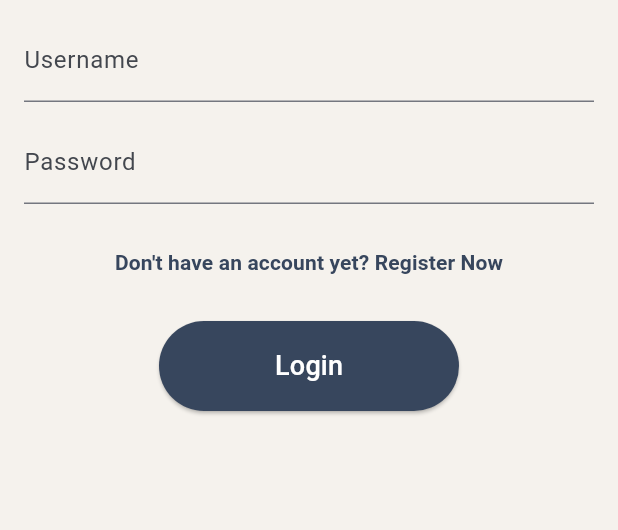
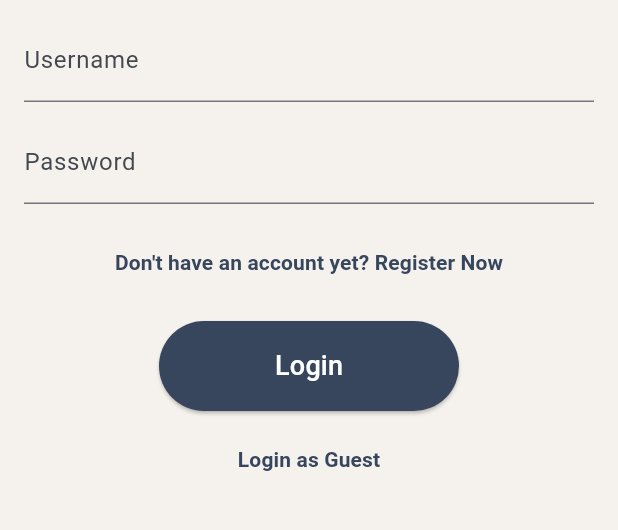
Before and after one commit to PBP-D-11-2023/wisdom_repository_mobile, a Flutter app: the LoginPage screen opened directly, on a phone screen of 412 x 824 dp, the part 333-863 px from its top. Run offline on Flutter 3.47's test engine with Material 3 defaults, Android fonts, the light colour scheme and no system bars; our stand-ins replace google_fonts, google_nav_bar; missing offline and left inert: pbp_django_auth; network calls fail.

Commit message:
fix: change login logout logic

```diff
--- a/lib/adminBuku/screens/logout.dart
+++ b/lib/adminBuku/screens/logout.dart
@@ -4,6 +4,7 @@ import 'package:flutter/material.dart';
 import 'package:provider/provider.dart';
 import 'package:pbp_django_auth/pbp_django_auth.dart';
 import 'package:wisdom_repository_mobile/auth_bookmark/screens/login.dart';
+import 'package:wisdom_repository_mobile/auth_bookmark/screens/register.dart';
 
 class LogoutPage extends StatelessWidget {
   const LogoutPage({super.key});
@@ -33,6 +34,7 @@ class LogoutPage extends StatelessWidget {
                       ScaffoldMessenger.of(context).showSnackBar(SnackBar(
                         content: Text("$message Sampai jumpa, $uname."),
                       ));
+                      member = "";
                       Navigator.pushReplacement(
                         context,
                         MaterialPageRoute(
--- a/lib/auth_bookmark/screens/login.dart
+++ b/lib/auth_bookmark/screens/login.dart
@@ -158,6 +158,23 @@ class _LoginPageState extends State<LoginPage> {
                   ),
                 ),
               ),
+              const SizedBox(height: 8.0),
+              TextButton(
+                onPressed: () async {
+                  Navigator.pushReplacement(
+                    context,
+                    MaterialPageRoute(
+                        builder: (context) => const BukuPage()),
+                  );
+                },
+                child: const Text(
+                  "Login as Guest",
+                  style: TextStyle(
+                    color: Color(0xFF37465D),
+                    fontWeight: FontWeight.bold,
+                  ),
+                ),
+              ),
             ],
           ),
         ),
--- a/lib/daftarBuku/screens/list_buku.dart
+++ b/lib/daftarBuku/screens/list_buku.dart
@@ -4,9 +4,9 @@ import 'package:flutter/material.dart';
 import 'package:provider/provider.dart';
 import 'package:http/http.dart' as http;
 import 'package:pbp_django_auth/pbp_django_auth.dart';
-import 'package:wisdom_repository_mobile/auth_bookmark/screens/register.dart';
 import 'package:wisdom_repository_mobile/daftarBuku/models/buku.dart';
 import 'package:wisdom_repository_mobile/daftarBuku/models/rating.dart';
+import 'package:wisdom_repository_mobile/auth_bookmark/screens/register.dart';
 import 'package:wisdom_repository_mobile/daftarBuku/screens/detail_buku.dart';
 import 'package:wisdom_repository_mobile/daftarBuku/screens/request_form.dart';
 import 'package:wisdom_repository_mobile/daftarBuku/widgets/bottom_navbar.dart';
@@ -429,7 +429,7 @@ class _BukuPageState extends State<BukuPage> {
           ),
         ),
       ),
-      floatingActionButton: FloatingActionButton.extended(
+      floatingActionButton: member != "" ? FloatingActionButton.extended(
         onPressed: () {
           Navigator.push(
             context,
@@ -442,7 +442,7 @@ class _BukuPageState extends State<BukuPage> {
           'Request',
           style: TextStyle(color: Color(0xFF37465D)),
         ),
-      ),
+      ) : null,
       bottomNavigationBar: const CustomBottomNavigationBar(),
     );
   }
--- a/lib/daftarBuku/widgets/bottom_navbar.dart
+++ b/lib/daftarBuku/widgets/bottom_navbar.dart
@@ -1,4 +1,5 @@
 import 'package:flutter/material.dart';
+import 'package:wisdom_repository_mobile/auth_bookmark/screens/register.dart';
 import 'package:wisdom_repository_mobile/pinjamBuku/screens/list_pinjam.dart';
 import 'package:wisdom_repository_mobile/pinjamBuku/screens/list_pengembalian.dart';
 import 'package:wisdom_repository_mobile/daftarBuku/screens/list_buku.dart';
@@ -22,18 +23,21 @@ class CustomBottomNavigationBar extends StatelessWidget {
                 MaterialPageRoute(builder: (context) => const BukuPage()),
               );
             }),
+            if (member!="")
               _buildButton(const IconData(0xeee2, fontFamily: 'MaterialIcons'), () {
                 Navigator.pushReplacement(
                   context,
                   MaterialPageRoute(builder: (context) => const BookmarkPage()),
                 );
               }),
+            if (member!="")
               _buildButton(Icons.library_books, () {
                 Navigator.pushReplacement(
                   context,
                   MaterialPageRoute(builder: (context) => const PeminjamanPage()),
                 );
               }),
+            if (member!="")
               _buildButton(Icons.assignment_turned_in, () {
                 Navigator.pushReplacement(
                   context,
--- a/lib/main.dart
+++ b/lib/main.dart
@@ -1,7 +1,6 @@
 import 'package:flutter/material.dart';
 import 'package:pbp_django_auth/pbp_django_auth.dart';
 import 'package:provider/provider.dart';
-import 'package:wisdom_repository_mobile/daftarBuku/screens/list_buku.dart';
 import 'package:wisdom_repository_mobile/auth_bookmark/screens/login.dart';
 import 'package:google_fonts/google_fonts.dart';
 
@@ -28,7 +27,7 @@ class MyApp extends StatelessWidget {
                     scaffoldBackgroundColor: const Color(0xFFF5F2ED),
                     fontFamily: GoogleFonts.inknutAntiqua().fontFamily,
                 ),
-                home: const BukuPage(),
+                home: const LoginPage(),
             ),
         );
     }
```
Also changed, not shown: lib/daftarBuku/screens/logout.dart (+5 -3 lines). Lines whose indentation alone changed are shown as unchanged.
